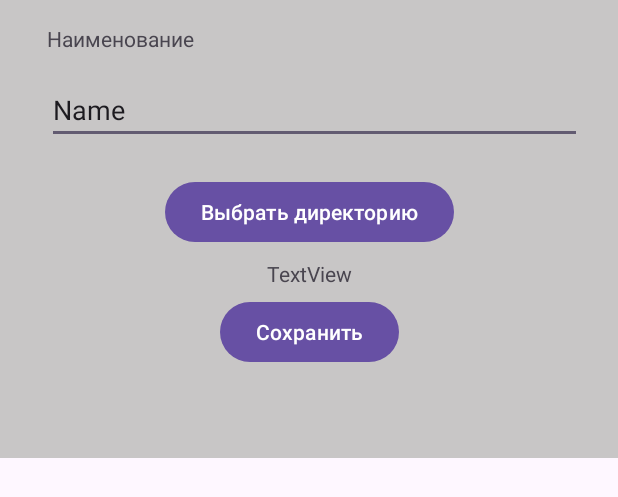
After one commit to moubotnikovvanya/PhotoSorter, an Android app: the layout dialog_add_button.xml on its own in the app's theme, with its tools: preview values and no code run, on a phone screen of 412 x 824 dp. The commit adds this screen. Shown: the top 497 px of the screen. Run offline under Robolectric (Android 15) with nearby library versions, the phone set to English and light mode, and no system bars.

Commit message:
Edit Buttons Fragment

```diff
--- a/app/src/main/java/com/example/photosorter/Classes.kt
+++ b/app/src/main/java/com/example/photosorter/Classes.kt
@@ -9,3 +9,8 @@ class FragmentCommunicator:ViewModel() {
     var images: List<DocumentFile>? = null
     var position: Int? = null
 }
+
+data class ButtonSettings(
+    val title:String,
+    val targetDir:DocumentFile
+)
--- /dev/null
+++ b/app/src/main/res/layout/dialog_add_button.xml
@@ -0,0 +1,62 @@
+<?xml version="1.0" encoding="utf-8"?>
+<androidx.constraintlayout.widget.ConstraintLayout xmlns:android="http://schemas.android.com/apk/res/android"
+    xmlns:app="http://schemas.android.com/apk/res-auto"
+    xmlns:tools="http://schemas.android.com/tools"
+    android:layout_width="match_parent"
+    android:layout_height="wrap_content"
+    android:background="#C8C6C6"
+    android:paddingBottom="60dp">
+
+    <TextView
+        android:id="@+id/textView"
+        android:layout_width="wrap_content"
+        android:layout_height="wrap_content"
+        android:layout_marginStart="31dp"
+        android:layout_marginTop="16dp"
+        android:text="Наименование"
+        app:layout_constraintStart_toStartOf="parent"
+        app:layout_constraintTop_toTopOf="parent" />
+
+    <EditText
+        android:id="@+id/editTextButtonName"
+        android:layout_width="0dp"
+        android:layout_height="wrap_content"
+        android:layout_marginTop="15dp"
+        android:layout_marginRight="24dp"
+        android:ems="10"
+        android:inputType="text"
+        android:text="Name"
+        app:layout_constraintEnd_toEndOf="parent"
+        app:layout_constraintStart_toStartOf="@+id/textView"
+        app:layout_constraintTop_toBottomOf="@+id/textView" />
+
+    <Button
+        android:id="@+id/buttonChooseDirectory"
+        android:layout_width="wrap_content"
+        android:layout_height="wrap_content"
+        android:layout_marginTop="21dp"
+        android:text="Выбрать директорию"
+        app:layout_constraintEnd_toEndOf="parent"
+        app:layout_constraintStart_toStartOf="parent"
+        app:layout_constraintTop_toBottomOf="@+id/editTextButtonName" />
+
+    <TextView
+        android:id="@+id/textView_directory"
+        android:layout_width="wrap_content"
+        android:layout_height="wrap_content"
+        android:layout_marginTop="7dp"
+        android:text="TextView"
+        app:layout_constraintEnd_toEndOf="parent"
+        app:layout_constraintStart_toStartOf="parent"
+        app:layout_constraintTop_toBottomOf="@+id/buttonChooseDirectory" />
+
+    <Button
+        android:id="@+id/buttonSaveSettings"
+        android:layout_width="wrap_content"
+        android:layout_height="wrap_content"
+        android:layout_marginTop="32dp"
+        android:text="Сохранить"
+        app:layout_constraintEnd_toEndOf="parent"
+        app:layout_constraintStart_toStartOf="parent"
+        app:layout_constraintTop_toBottomOf="@+id/buttonChooseDirectory" />
+</androidx.constraintlayout.widget.ConstraintLayout>
--- a/app/src/main/res/layout/fragment_image_showcase.xml
+++ b/app/src/main/res/layout/fragment_image_showcase.xml
@@ -23,7 +23,9 @@
         android:layout_width="match_parent"
         android:layout_height="match_parent"
         tools:layout_editor_absoluteX="1dp"
-        tools:layout_editor_absoluteY="65dp" />
+        tools:layout_editor_absoluteY="65dp" >
+
+    </androidx.viewpager2.widget.ViewPager2>
 
 
 </androidx.constraintlayout.widget.ConstraintLayout>
--- a/app/src/main/res/layout/fragment_images_grid.xml
+++ b/app/src/main/res/layout/fragment_images_grid.xml
@@ -3,7 +3,7 @@
     xmlns:tools="http://schemas.android.com/tools"
     android:layout_width="match_parent"
     android:layout_height="match_parent"
-    tools:context=".ImagesGridFragment">
+    tools:context=".fragments.ImagesGridFragment">
 
     <androidx.recyclerview.widget.RecyclerView
         android:id="@+id/recycleview_images_grid"
```
Also changed, not shown: app/src/main/java/com/example/photosorter/ImageShowcaseFragment.kt (deleted, +0 -65 lines), app/src/main/java/com/example/photosorter/adapters/AdapterImagesGrid.kt (renamed from app/src/main/java/com/example/photosorter/AdapterImagesGrid.kt, +3 -4 lines), app/src/main/java/com/example/photosorter/adapters/AdapterViewPage.kt (renamed from app/src/main/java/com/example/photosorter/AdapterViewPage.kt, +9 -4 lines), app/src/main/java/com/example/photosorter/fragments/EditButtonsFragment.kt (added, +132 -0 lines), app/src/main/java/com/example/photosorter/fragments/HomeFragment.kt (renamed from app/src/main/java/com/example/photosorter/HomeFragment.kt, +6 -2 lines), app/src/main/java/com/example/photosorter/fragments/ImageShowcaseFragment.kt (added, +109 -0 lines), app/src/main/java/com/example/photosorter/fragments/ImagesGridFragment.kt (renamed from app/src/main/java/com/example/photosorter/ImagesGridFragment.kt, +5 -6 lines), app/src/main/res/drawable/icon_plus.xml (added, +12 -0 lines), app/src/main/res/layout/fragment_home.xml (+11 -1 lines), app/src/main/res/layout/fragment_set_up_buttons.xml (added, +28 -0 lines), app/src/main/res/menu/toolbar_edit_buttons_actions.xml (added, +15 -0 lines), app/src/main/res/navigation/nav_graph.xml (+10 -3 lines).
